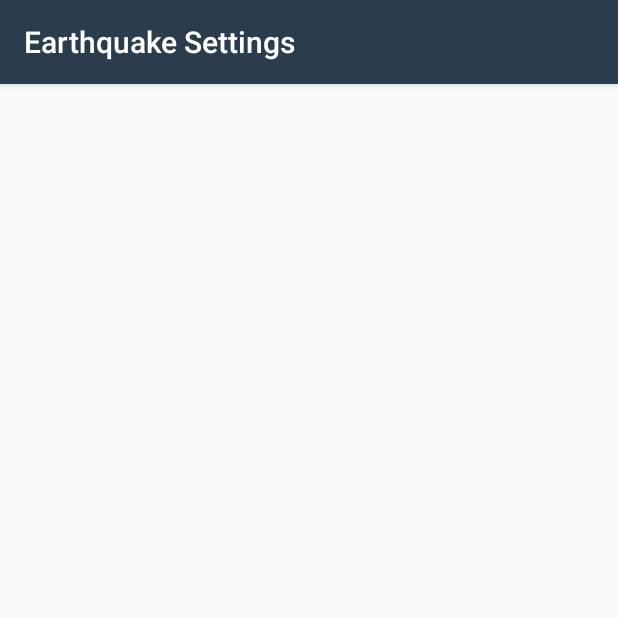
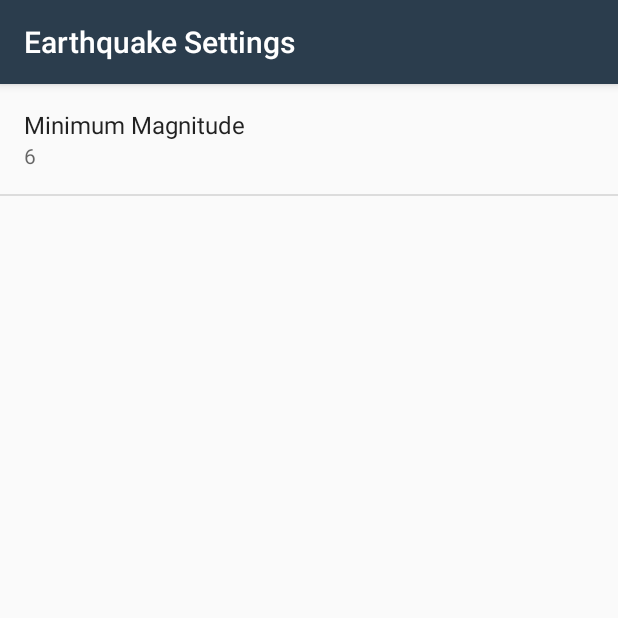
Before and after one commit to sanjaynath/QuakeReport, an Android app: the screen it shows after launch (SettingsActivity), after a tap on "Settings", on a phone screen of 412 x 824 dp, the top half of it. Run offline under Robolectric (Android 15) with nearby library versions, the phone set to English and light mode, and no system bars.

Commit message:
added magnitude preference

```diff
--- a/app/src/main/java/com/example/android/quakereport/EarthquakeActivity.java
+++ b/app/src/main/java/com/example/android/quakereport/EarthquakeActivity.java
@@ -21,11 +21,13 @@ import android.app.usage.UsageEvents;
 import android.content.Context;
 import android.content.Intent;
 import android.content.Loader;
+import android.content.SharedPreferences;
 import android.net.ConnectivityManager;
 import android.net.NetworkInfo;
 import android.net.Uri;
 import android.os.AsyncTask;
 import android.os.Bundle;
+import android.preference.PreferenceManager;
 import android.support.v7.app.AppCompatActivity;
 import android.view.Menu;
 import android.view.MenuItem;
@@ -48,8 +50,7 @@ public class EarthquakeActivity extends AppCompatActivity implements LoaderManag
     private static final int EARTHQUAKE_LOADER_ID = 1;
 
     public static final String LOG_TAG = EarthquakeActivity.class.getName();
-    public static final String USGS_REQUEST_URL = "https://earthquake.usgs.gov/fdsnws/event/1/query?format=geojson&eventtype=earthquake&orderby=time&minmag=4&limit=10";
-
+    public static final String USGS_REQUEST_URL = "https://earthquake.usgs.gov/fdsnws/event/1/query";
     /** Adapter for the list of earthquakes */
     private EarthquakeAdapter adapter;
 
@@ -62,8 +63,20 @@ public class EarthquakeActivity extends AppCompatActivity implements LoaderManag
 
     @Override
     public Loader<List<Earthquake>> onCreateLoader(int i, Bundle bundle) {
-        // Create a new loader for the given URL
-        return new EarthquakeLoader(this, USGS_REQUEST_URL);
+        SharedPreferences sharedPrefs = PreferenceManager.getDefaultSharedPreferences(this);
+        String minMagnitude = sharedPrefs.getString(
+                getString(R.string.settings_min_magnitude_key),
+                getString(R.string.settings_min_magnitude_default));
+        Uri baseUri = Uri.parse(USGS_REQUEST_URL);
+        Uri.Builder uriBuilder = baseUri.buildUpon();
+
+        uriBuilder.appendQueryParameter("format", "geojson");
+        uriBuilder.appendQueryParameter("limit", "10");
+        uriBuilder.appendQueryParameter("minmag", minMagnitude);
+        uriBuilder.appendQueryParameter("orderby", "time");
+
+        return new EarthquakeLoader(this, uriBuilder.toString());
+
     }
 
 
--- a/app/src/main/java/com/example/android/quakereport/SettingsActivity.java
+++ b/app/src/main/java/com/example/android/quakereport/SettingsActivity.java
@@ -1,7 +1,10 @@
 package com.example.android.quakereport;
 
+import android.content.SharedPreferences;
 import android.os.Bundle;
+import android.preference.Preference;
 import android.preference.PreferenceFragment;
+import android.preference.PreferenceManager;
 import android.support.v7.app.AppCompatActivity;
 
 public class SettingsActivity extends AppCompatActivity {
@@ -12,7 +15,30 @@ public class SettingsActivity extends AppCompatActivity {
         setContentView(R.layout.settings_activity);
     }
 
-    public static class EarthquakePreferenceFragment extends PreferenceFragment {
+    public static class EarthquakePreferenceFragment extends PreferenceFragment
+            implements Preference.OnPreferenceChangeListener {
 
+        @Override
+        public void onCreate(Bundle savedInstanceState) {
+            super.onCreate(savedInstanceState);
+            addPreferencesFromResource(R.xml.settings_main);
+
+            Preference minMagnitude = findPreference(getString(R.string.settings_min_magnitude_key));
+            bindPreferenceSummaryToValue(minMagnitude);
+        }
+
+        @Override
+        public boolean onPreferenceChange(Preference preference, Object value) {
+            String stringValue = value.toString();
+            preference.setSummary(stringValue);
+            return true;
+        }
+
+        private void bindPreferenceSummaryToValue(Preference preference) {
+            preference.setOnPreferenceChangeListener(this);
+            SharedPreferences preferences = PreferenceManager.getDefaultSharedPreferences(preference.getContext());
+            String preferenceString = preferences.getString(preference.getKey(), "");
+            onPreferenceChange(preference, preferenceString);
+        }
     }
 }
--- a/app/src/main/res/values/strings.xml
+++ b/app/src/main/res/values/strings.xml
@@ -21,4 +21,9 @@
     <!-- Settings Activity Title [CHAR LIMIT=NONE] -->
     <string name="settings_title">Earthquake Settings</string>
 
+    <!-- Strings For Minimum Magnitude Preference [CHAR LIMIT=30] -->
+    <string name="settings_min_magnitude_label">Minimum Magnitude</string>
+    <string name="settings_min_magnitude_key" translatable="false">min_magnitude</string>
+    <string name="settings_min_magnitude_default" translatable="false">6</string>
+
 </resources>
--- /dev/null
+++ b/app/src/main/res/xml/settings_main.xml
@@ -0,0 +1,13 @@
+<?xml version="1.0" encoding="utf-8"?>
+<PreferenceScreen
+    xmlns:android="http://schemas.android.com/apk/res/android"
+    android:title="@string/settings_title">
+
+    <EditTextPreference
+        android:defaultValue="@string/settings_min_magnitude_default"
+        android:inputType="numberDecimal"
+        android:key="@string/settings_min_magnitude_key"
+        android:selectAllOnFocus="true"
+        android:title="@string/settings_min_magnitude_label" />
+
+</PreferenceScreen>
```
